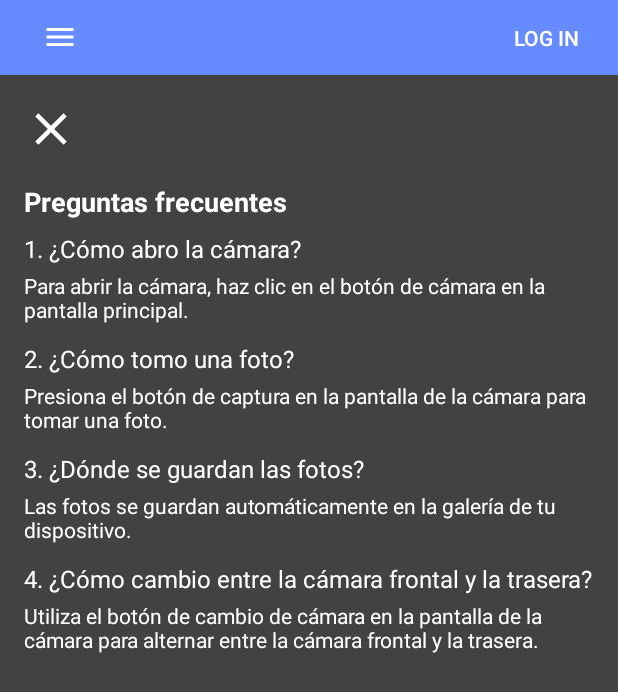
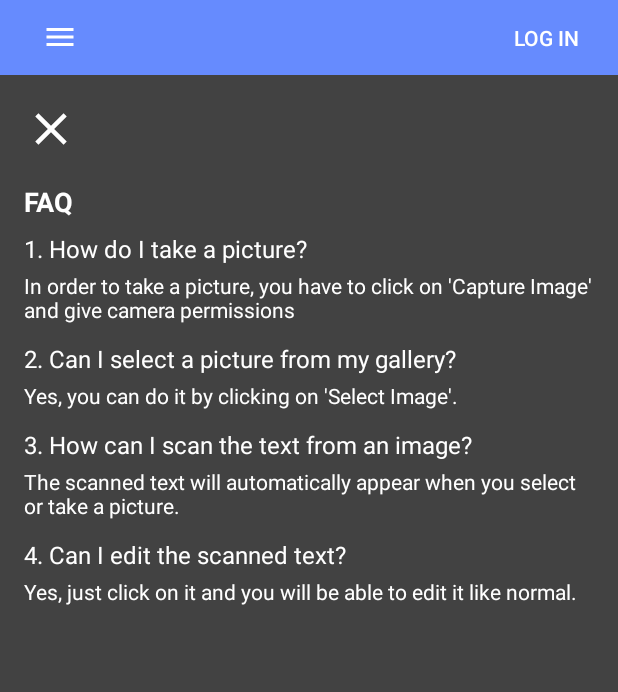
Before and after one commit to Kilamper/Text-Extractor, an Android app: the HelpActivity screen opened directly, with no data from a screen before it, on a phone screen of 412 x 824 dp. Shown: the top 692 px of the screen. Run offline under Robolectric (Android 15) with nearby library versions, the phone set to English and light mode, and no system bars.

Commit message:
help en ingles y edicion de texto por arriba

```diff
--- a/app/src/main/res/layout/activity_help.xml
+++ b/app/src/main/res/layout/activity_help.xml
@@ -78,7 +78,7 @@
             <TextView
                 android:layout_width="match_parent"
                 android:layout_height="wrap_content"
-                android:text="Preguntas frecuentes"
+                android:text="FAQ"
                 android:textSize="18sp"
                 android:textStyle="bold"
                 android:textColor="@color/white"
@@ -87,7 +87,7 @@
             <TextView
                 android:layout_width="match_parent"
                 android:layout_height="wrap_content"
-                android:text="1. ¿Cómo abro la cámara?"
+                android:text="1. How do I take a picture?"
                 android:textSize="16sp"
                 android:textColor="@color/white"
                 android:paddingBottom="4dp" />
@@ -95,7 +95,7 @@
             <TextView
                 android:layout_width="match_parent"
                 android:layout_height="wrap_content"
-                android:text="Para abrir la cámara, haz clic en el botón de cámara en la pantalla principal."
+                android:text="In order to take a picture, you have to click on 'Capture Image' and give camera permissions"
                 android:textSize="14sp"
                 android:textColor="@color/white"
                 android:paddingBottom="12dp" />
@@ -103,7 +103,7 @@
             <TextView
                 android:layout_width="match_parent"
                 android:layout_height="wrap_content"
-                android:text="2. ¿Cómo tomo una foto?"
+                android:text="2. Can I select a picture from my gallery?"
                 android:textSize="16sp"
                 android:textColor="@color/white"
                 android:paddingBottom="4dp" />
@@ -111,7 +111,7 @@
             <TextView
                 android:layout_width="match_parent"
                 android:layout_height="wrap_content"
-                android:text="Presiona el botón de captura en la pantalla de la cámara para tomar una foto."
+                android:text="Yes, you can do it by clicking on 'Select Image'."
                 android:textSize="14sp"
                 android:textColor="@color/white"
                 android:paddingBottom="12dp" />
@@ -119,7 +119,7 @@
             <TextView
                 android:layout_width="match_parent"
                 android:layout_height="wrap_content"
-                android:text="3. ¿Dónde se guardan las fotos?"
+                android:text="3. How can I scan the text from an image?"
                 android:textSize="16sp"
                 android:textColor="@color/white"
                 android:paddingBottom="4dp" />
@@ -127,7 +127,7 @@
             <TextView
                 android:layout_width="match_parent"
                 android:layout_height="wrap_content"
-                android:text="Las fotos se guardan automáticamente en la galería de tu dispositivo."
+                android:text="The scanned text will automatically appear when you select or take a picture."
                 android:textSize="14sp"
                 android:textColor="@color/white"
                 android:paddingBottom="12dp" />
@@ -135,7 +135,7 @@
             <TextView
                 android:layout_width="match_parent"
                 android:layout_height="wrap_content"
-                android:text="4. ¿Cómo cambio entre la cámara frontal y la trasera?"
+                android:text="4. Can I edit the scanned text?"
                 android:textSize="16sp"
                 android:textColor="@color/white"
                 android:paddingBottom="4dp" />
@@ -143,7 +143,7 @@
             <TextView
                 android:layout_width="match_parent"
                 android:layout_height="wrap_content"
-                android:text="Utiliza el botón de cambio de cámara en la pantalla de la cámara para alternar entre la cámara frontal y la trasera."
+                android:text="Yes, just click on it and you will be able to edit it like normal."
                 android:textSize="14sp"
                 android:textColor="@color/white"
                 android:paddingBottom="12dp" />
--- a/app/src/main/res/layout/activity_main.xml
+++ b/app/src/main/res/layout/activity_main.xml
@@ -73,10 +73,12 @@
             android:background="@drawable/border"
             android:padding="8dp"
             android:scrollbars="vertical"
+            android:gravity="top|start"
             android:text=""
             android:textAlignment="textStart"
             android:textColor="@color/white"
             android:textSize="20sp" />
+
         <ImageView
             android:id="@+id/cameraImage"
             android:layout_width="match_parent"
```
